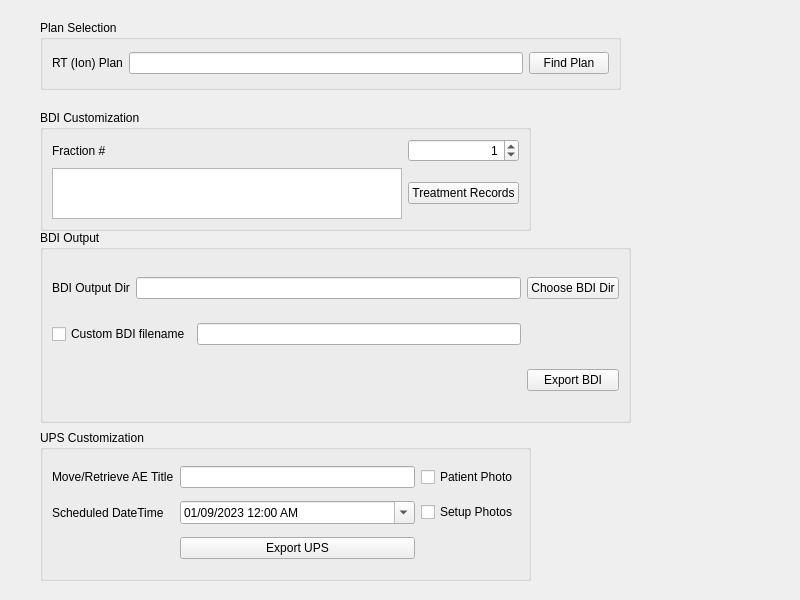
sjswerdloff/tdwii_plus_examples, file tdwii_plus_examples/rtbdi_creator/form.ui: the form before one commit.
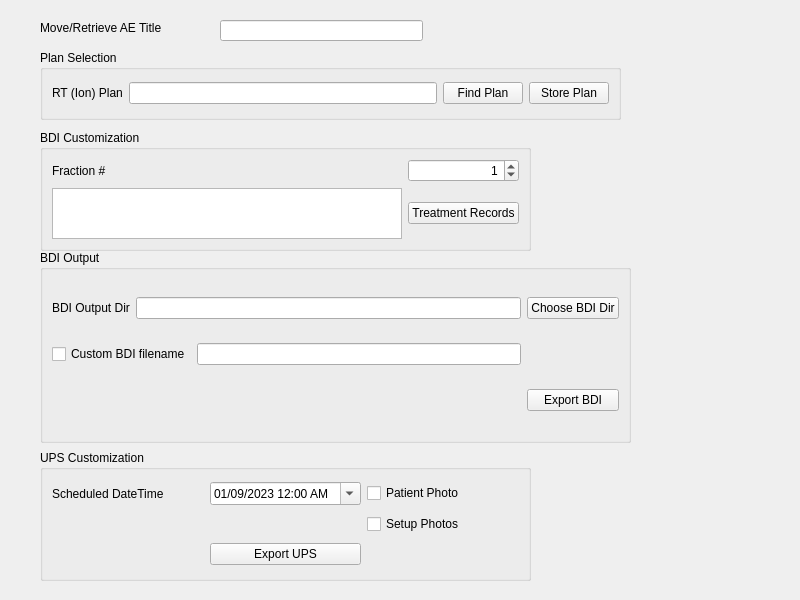
The form after the commit.

Commit message:
added button to c-store plan (#57)
* added button to c-store plan
added storescu module/class

* removed unused variable per flake8
previous commit also contained fix_dicom_fileheader script but forgot to mention it
DICOM files on disk are frequently streamed rather than part 10, the fix_dicom_fileheader script
  lets a user create fixed copies of those files for use with tdwii_plus_examples (rather than modifying all dcm_read calls).

The edit to the form file:
```diff
--- a/tdwii_plus_examples/rtbdi_creator/form.ui
+++ b/tdwii_plus_examples/rtbdi_creator/form.ui
@@ -25,7 +25,7 @@
    <property name="geometry">
     <rect>
      <x>40</x>
-     <y>110</y>
+     <y>130</y>
      <width>491</width>
      <height>121</height>
     </rect>
@@ -73,7 +73,7 @@
    <property name="geometry">
     <rect>
      <x>40</x>
-     <y>20</y>
+     <y>50</y>
      <width>581</width>
      <height>70</height>
     </rect>
@@ -99,13 +99,20 @@
       </property>
      </widget>
     </item>
+    <item row="0" column="3">
+     <widget class="QPushButton" name="push_button_send_plan">
+      <property name="text">
+       <string>Store Plan</string>
+      </property>
+     </widget>
+    </item>
    </layout>
   </widget>
   <widget class="QGroupBox" name="group_box_bdi_output">
    <property name="geometry">
     <rect>
      <x>40</x>
-     <y>230</y>
+     <y>250</y>
      <width>591</width>
      <height>193</height>
     </rect>
@@ -157,36 +164,22 @@
    <property name="geometry">
     <rect>
      <x>40</x>
-     <y>430</y>
+     <y>450</y>
      <width>491</width>
-     <height>151</height>
+     <height>131</height>
     </rect>
    </property>
    <property name="title">
     <string>UPS Customization</string>
    </property>
    <layout class="QGridLayout" name="gridLayout">
-    <item row="2" column="1">
+    <item row="3" column="1">
      <widget class="QPushButton" name="push_button_export_ups">
       <property name="text">
        <string>Export UPS</string>
       </property>
      </widget>
     </item>
-    <item row="0" column="1">
-     <widget class="QLineEdit" name="line_edit_move_scp_ae_title">
-      <property name="clearButtonEnabled">
-       <bool>false</bool>
-      </property>
-     </widget>
-    </item>
-    <item row="0" column="0">
-     <widget class="QLabel" name="label_move_ae_title">
-      <property name="text">
-       <string>Move/Retrieve AE Title</string>
-      </property>
-     </widget>
-    </item>
     <item row="1" column="0">
      <widget class="QLabel" name="label_start_datetime">
       <property name="text">
@@ -194,6 +187,13 @@
       </property>
      </widget>
     </item>
+    <item row="1" column="2">
+     <widget class="QCheckBox" name="checkbox_patient_photo">
+      <property name="text">
+       <string>Patient Photo</string>
+      </property>
+     </widget>
+    </item>
     <item row="1" column="1">
      <widget class="QDateTimeEdit" name="datetime_edit_scheduled_datetime">
       <property name="dateTime">
@@ -214,14 +214,7 @@
       </property>
      </widget>
     </item>
-    <item row="0" column="2">
-     <widget class="QCheckBox" name="checkbox_patient_photo">
-      <property name="text">
-       <string>Patient Photo</string>
-      </property>
-     </widget>
-    </item>
-    <item row="1" column="2">
+    <item row="2" column="2">
      <widget class="QCheckBox" name="checkbox_setup_photos">
       <property name="enabled">
        <bool>true</bool>
@@ -233,6 +226,32 @@
     </item>
    </layout>
   </widget>
+  <widget class="QLineEdit" name="line_edit_move_scp_ae_title">
+   <property name="geometry">
+    <rect>
+     <x>220</x>
+     <y>20</y>
+     <width>203</width>
+     <height>21</height>
+    </rect>
+   </property>
+   <property name="clearButtonEnabled">
+    <bool>false</bool>
+   </property>
+  </widget>
+  <widget class="QLabel" name="label_move_ae_title">
+   <property name="geometry">
+    <rect>
+     <x>40</x>
+     <y>20</y>
+     <width>135</width>
+     <height>16</height>
+    </rect>
+   </property>
+   <property name="text">
+    <string>Move/Retrieve AE Title</string>
+   </property>
+  </widget>
  </widget>
  <resources/>
  <connections/>
```
Left out of the diff: 6 changed lines with no effect on the pictures. The commit also changes 4 other files.
